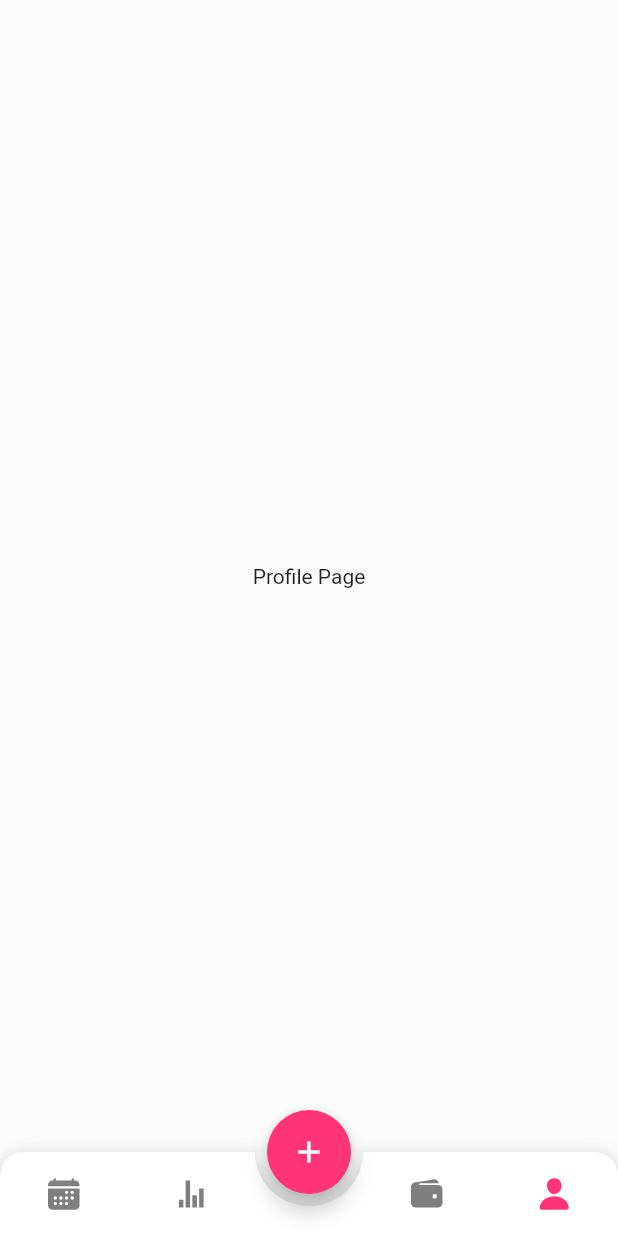
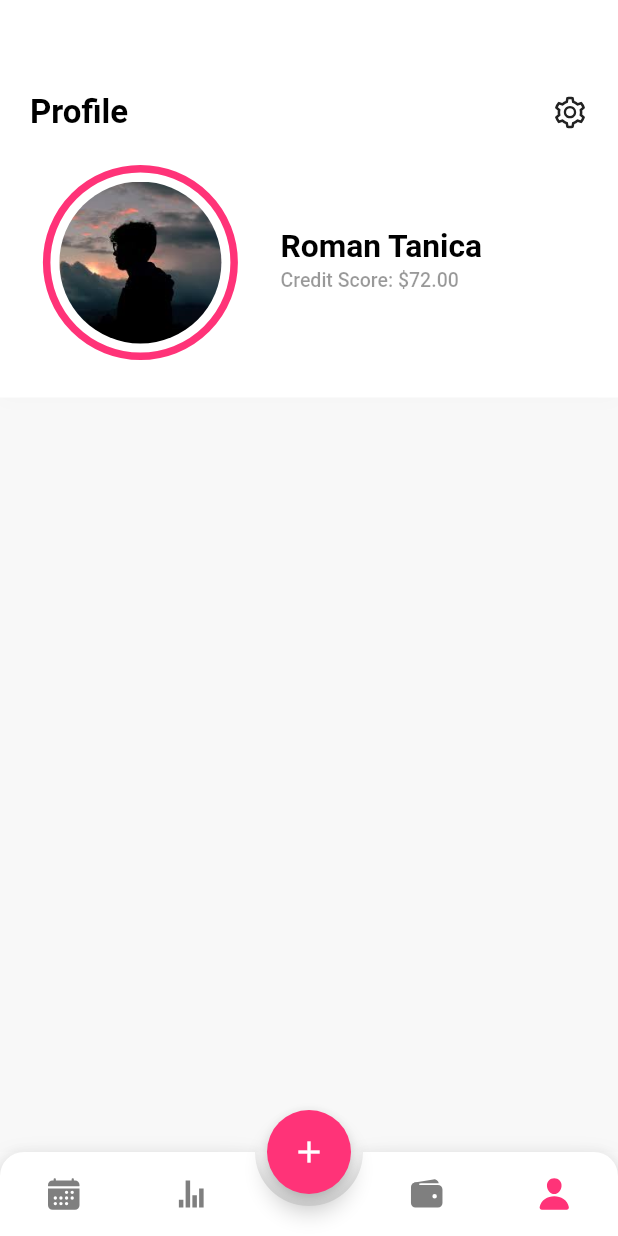
Before and after one commit to sabil62/budget, a Flutter app: the screen it shows after launch, item 4 of the bottom bar chosen, on a phone screen of 412 x 824 dp. Run offline on Flutter 3.47's test engine with Material 2 defaults, Android fonts, the phone set to English and light mode, and no system bars; drawn by our look-alikes of animated_bottom_navigation_bar; our stand-ins replace fl_chart, flutter_icons.

Commit message:
profile page upper

```diff
--- /dev/null
+++ b/lib/pages/profile.dart
@@ -0,0 +1,112 @@
+import 'package:budget/themes/colors.dart';
+import 'package:flutter/material.dart';
+import 'package:flutter_icons/flutter_icons.dart';
+
+class Profile extends StatefulWidget {
+  @override
+  _ProfileState createState() => _ProfileState();
+}
+
+class _ProfileState extends State<Profile> {
+  @override
+  Widget build(BuildContext context) {
+    return Scaffold(
+      backgroundColor: Colors.grey.withOpacity(0.02),
+      body: getProfileBody(),
+    );
+  }
+
+  Widget getProfileBody() {
+    var size = MediaQuery.of(context).size;
+    return SingleChildScrollView(
+      child: Column(
+        children: [
+          Container(
+            decoration: BoxDecoration(color: Colors.white, boxShadow: [
+              BoxShadow(blurRadius: 10, color: Colors.black.withOpacity(0.02))
+            ]),
+            child: Padding(
+              padding: EdgeInsets.fromLTRB(20, 62, 20, 25),
+              child: Column(
+                children: [
+                  Row(
+                    mainAxisAlignment: MainAxisAlignment.spaceBetween,
+                    children: [
+                      Text(
+                        "Profile",
+                        style: texter(22.0, 1.0, weight: FontWeight.w700),
+                      ),
+                      Icon(AntDesign.setting)
+                    ],
+                  ),
+                  SizedBox(
+                    height: 22,
+                  ),
+                  Row(
+                    crossAxisAlignment: CrossAxisAlignment.center,
+                    children: [
+                      Container(
+                        width: (size.width - 44) * 0.4,
+                        child: Center(
+                          child: Container(
+                            height: 130,
+                            decoration: BoxDecoration(
+                                border: Border.all(color: primary, width: 5),
+                                shape: BoxShape.circle,
+                                color: Colors.transparent),
+                            child: Padding(
+                              padding: const EdgeInsets.all(6.0),
+                              child: Container(
+                                decoration: BoxDecoration(
+                                    image: DecorationImage(
+                                        image: AssetImage(
+                                            "assets/profile/profile.jpg"),
+                                        fit: BoxFit.cover),
+                                    shape: BoxShape.circle),
+                              ),
+                            ),
+                          ),
+                        ),
+                      ),
+                      Padding(
+                        padding: const EdgeInsets.fromLTRB(19.8, 0, 0, 5),
+                        child: Container(
+                          width: (size.width - 44) * 0.5,
+                          child: Column(
+                            mainAxisAlignment: MainAxisAlignment.center,
+                            crossAxisAlignment: CrossAxisAlignment.start,
+                            children: [
+                              Text(
+                                "Roman Tanica",
+                                style:
+                                    texter(21.2, 1.0, weight: FontWeight.w700),
+                              ),
+                              SizedBox(
+                                height: 3,
+                              ),
+                              Text(
+                                "Credit Score: \$72.00 ",
+                                style: texter(13.0, 0.4),
+                              )
+                            ],
+                          ),
+                        ),
+                      ),
+                    ],
+                  )
+                ],
+              ),
+            ),
+          )
+        ],
+      ),
+    );
+  }
+
+  TextStyle texter(fontsize, opaci, {FontWeight weight = FontWeight.w500}) {
+    return TextStyle(
+        fontSize: fontsize,
+        color: Colors.black.withOpacity(opaci),
+        fontWeight: weight);
+  }
+}
--- a/lib/pages/root_app.dart
+++ b/lib/pages/root_app.dart
@@ -2,6 +2,7 @@ import 'package:animated_bottom_navigation_bar/animated_bottom_navigation_bar.da
 import 'package:budget/pages/budget_page.dart';
 import 'package:budget/pages/create_budget.dart';
 import 'package:budget/pages/daily_page.dart';
+import 'package:budget/pages/profile.dart';
 import 'package:budget/pages/stats_page.dart';
 import 'package:budget/themes/colors.dart';
 import 'package:flutter/material.dart';
@@ -37,7 +38,7 @@ class _RootAppState extends State<RootApp> {
         DailyPage(),
         StatsApp(),
         BudgetPage(),
-        Center(child: Text("Profile Page")),
+        Profile(),
         CreateBudget(),
       ],
     );
--- a/pubspec.yaml
+++ b/pubspec.yaml
@@ -48,6 +48,7 @@ flutter:
   # To add assets to your application, add an assets section, like this:
   assets:
     - assets/images/
+    - assets/profile/
 
   # An image asset can refer to one or more resolution-specific "variants", see
   # https://flutter.dev/assets-and-images/#resolution-aware.
```
Also changed, not shown: assets/profile/profile.jpg (added).
